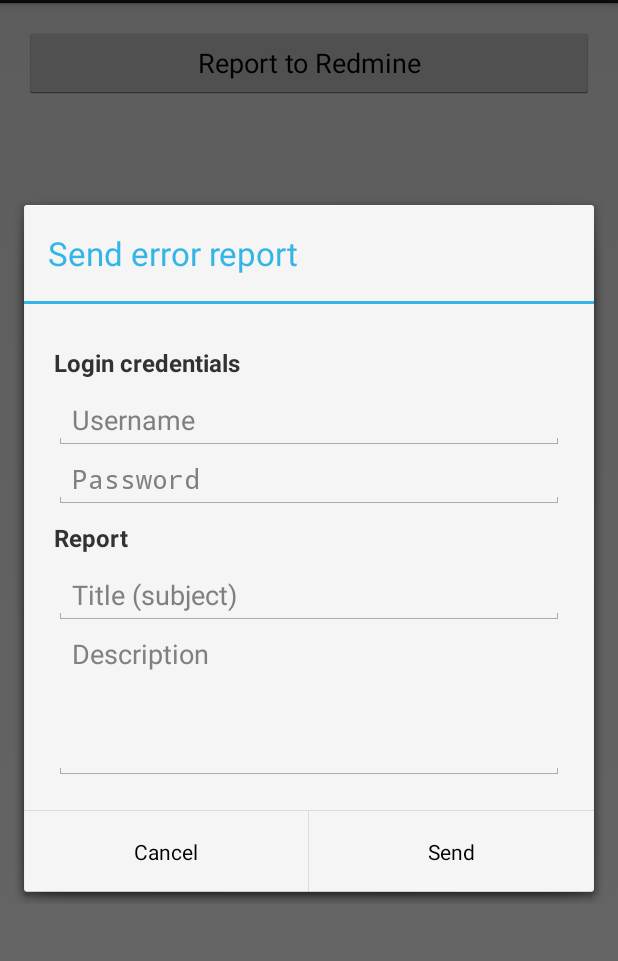
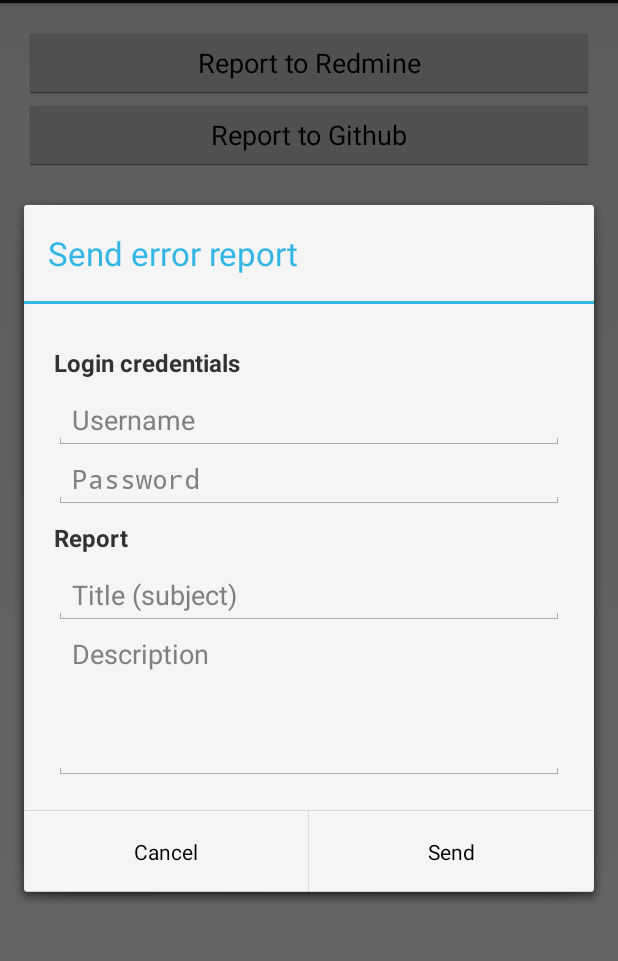
Before and after one commit to filipproch/DirectBugReporting, an Android app: the screen it shows after launch (SampleActivity), after a tap on "Report to Redmine", on a phone screen of 412 x 824 dp, the part 69-1030 px from its top. Run offline under Robolectric (Android 15) with nearby library versions, the phone set to English and light mode, and no system bars; 5 statements that could not run were skipped.

Commit message:
Github issues support, added example to sample app

```diff
--- a/app/src/main/java/cz/jacktech/dbr/sample/SampleActivity.java
+++ b/app/src/main/java/cz/jacktech/dbr/sample/SampleActivity.java
@@ -20,7 +20,7 @@ public class SampleActivity extends Activity {
 
         redmineService = new RedmineService(5);//setting project id
         redmineService.create("http://bugs.jacktech.cz");//settings server url
-        Button b = (Button) findViewById(R.id.report_button);
+        Button b = (Button) findViewById(R.id.redmine_report_button);
         b.setOnClickListener(new View.OnClickListener() {
             @Override
             public void onClick(View v) {
--- a/app/src/main/res/layout/activity_sample.xml
+++ b/app/src/main/res/layout/activity_sample.xml
@@ -1,4 +1,4 @@
-<RelativeLayout xmlns:android="http://schemas.android.com/apk/res/android"
+<LinearLayout xmlns:android="http://schemas.android.com/apk/res/android"
     xmlns:tools="http://schemas.android.com/tools"
     android:layout_width="match_parent"
     android:layout_height="match_parent"
@@ -6,12 +6,19 @@
     android:paddingRight="@dimen/activity_horizontal_margin"
     android:paddingTop="@dimen/activity_vertical_margin"
     android:paddingBottom="@dimen/activity_vertical_margin"
-    tools:context=".SampleActivity">
+    tools:context=".SampleActivity"
+    android:orientation="vertical">
 
     <Button
         android:layout_width="match_parent"
         android:layout_height="wrap_content"
         android:text="Report to Redmine"
-        android:id="@+id/report_button"/>
+        android:id="@+id/redmine_report_button"/>
 
-</RelativeLayout>
+    <Button
+        android:layout_width="match_parent"
+        android:layout_height="wrap_content"
+        android:text="Report to Github"
+        android:id="@+id/github_report_button"/>
+
+</LinearLayout>
--- a/library/src/main/java/cz/jacktech/dbr/library/android/IssueDialog.java
+++ b/library/src/main/java/cz/jacktech/dbr/library/android/IssueDialog.java
@@ -18,7 +18,6 @@ import cz.jacktech.dbr.library.ReportingService;
  */
 public class IssueDialog extends AlertDialog{
 
-    private View innerView;
     private ReportingService service;
     private OnClickListener positiveListener;
     private OnClickListener negativeListener;
@@ -133,7 +132,7 @@ public class IssueDialog extends AlertDialog{
             if(dialog.getButton(DialogInterface.BUTTON_NEGATIVE) == null){
                 dialog.setButton(DialogInterface.BUTTON_NEGATIVE, context.getString(R.string.cancel), dialog.defaultNegativeListener);
             }
-            dialog.setView(dialog.innerView = ((LayoutInflater)context.getSystemService(Context.LAYOUT_INFLATER_SERVICE)).inflate(R.layout.default_reporting_dialog,null));
+            dialog.setView(((LayoutInflater)context.getSystemService(Context.LAYOUT_INFLATER_SERVICE)).inflate(R.layout.default_reporting_dialog,null));
             return dialog;
         }
 
--- a/library/src/main/java/cz/jacktech/dbr/library/communication/RedmineRequestInterceptor.java
+++ b/library/src/main/java/cz/jacktech/dbr/library/communication/CustomRequestInterceptor.java
@@ -8,7 +8,7 @@ import retrofit.RequestInterceptor;
 /**
  * Created by toor on 20.7.14.
  */
-public class RedmineRequestInterceptor implements RequestInterceptor {
+public class CustomRequestInterceptor implements RequestInterceptor {
 
     private User user;
 
--- a/library/src/main/java/cz/jacktech/dbr/library/services/RedmineService.java
+++ b/library/src/main/java/cz/jacktech/dbr/library/services/RedmineService.java
@@ -2,18 +2,14 @@ package cz.jacktech.dbr.library.services;
 
 import android.util.Log;
 
-import com.google.gson.Gson;
-
 import cz.jacktech.dbr.library.ReportingService;
+import cz.jacktech.dbr.library.communication.CustomRequestInterceptor;
 import cz.jacktech.dbr.library.communication.IRedmine;
-import cz.jacktech.dbr.library.communication.RedmineRequestInterceptor;
 import cz.jacktech.dbr.library.communication.data.User;
 import cz.jacktech.dbr.library.communication.data.redmine.RedmineRequestBody;
 import cz.jacktech.dbr.library.communication.data.redmine.RedmineResponse;
-import retrofit.Callback;
 import retrofit.RestAdapter;
 import retrofit.RetrofitError;
-import retrofit.client.Response;
 
 /**
  * Created by toor on 20.7.14.
@@ -23,7 +19,7 @@ public class RedmineService implements ReportingService {
     private static final String TAG = RedmineService.class.getSimpleName();
     private IRedmine redmine;
     private int projectId;
-    private RedmineRequestInterceptor requestInterceptor;
+    private CustomRequestInterceptor requestInterceptor;
 
     public RedmineService(int projectId){
         this.projectId = projectId;
@@ -32,7 +28,7 @@ public class RedmineService implements ReportingService {
     @Override
     public void create(String serverUrl) {
         RestAdapter.Builder builder = new RestAdapter.Builder();
-        builder.setRequestInterceptor(requestInterceptor = new RedmineRequestInterceptor());
+        builder.setRequestInterceptor(requestInterceptor = new CustomRequestInterceptor());
         builder.setEndpoint(serverUrl);
         RestAdapter adapter = builder.build();
         redmine = adapter.create(IRedmine.class);
@@ -40,7 +36,7 @@ public class RedmineService implements ReportingService {
 
     @Override
     public boolean report(String title, String text) {
-        return report(title, text, 4); //4 is default Normal priority
+        return report(title, text, 3); //4 is default Normal priority
     }
 
     /**
```
Also changed, not shown: library/src/main/java/cz/jacktech/dbr/library/communication/IGithub.java (added, +16 -0 lines), library/src/main/java/cz/jacktech/dbr/library/communication/data/GithubResponse.java (deleted, +0 -7 lines), library/src/main/java/cz/jacktech/dbr/library/communication/data/github/GithubIssue.java (added, +15 -0 lines), library/src/main/java/cz/jacktech/dbr/library/communication/data/github/GithubResponse.java (added, +9 -0 lines), library/src/main/java/cz/jacktech/dbr/library/services/GithubService.java (+35 -3 lines).
